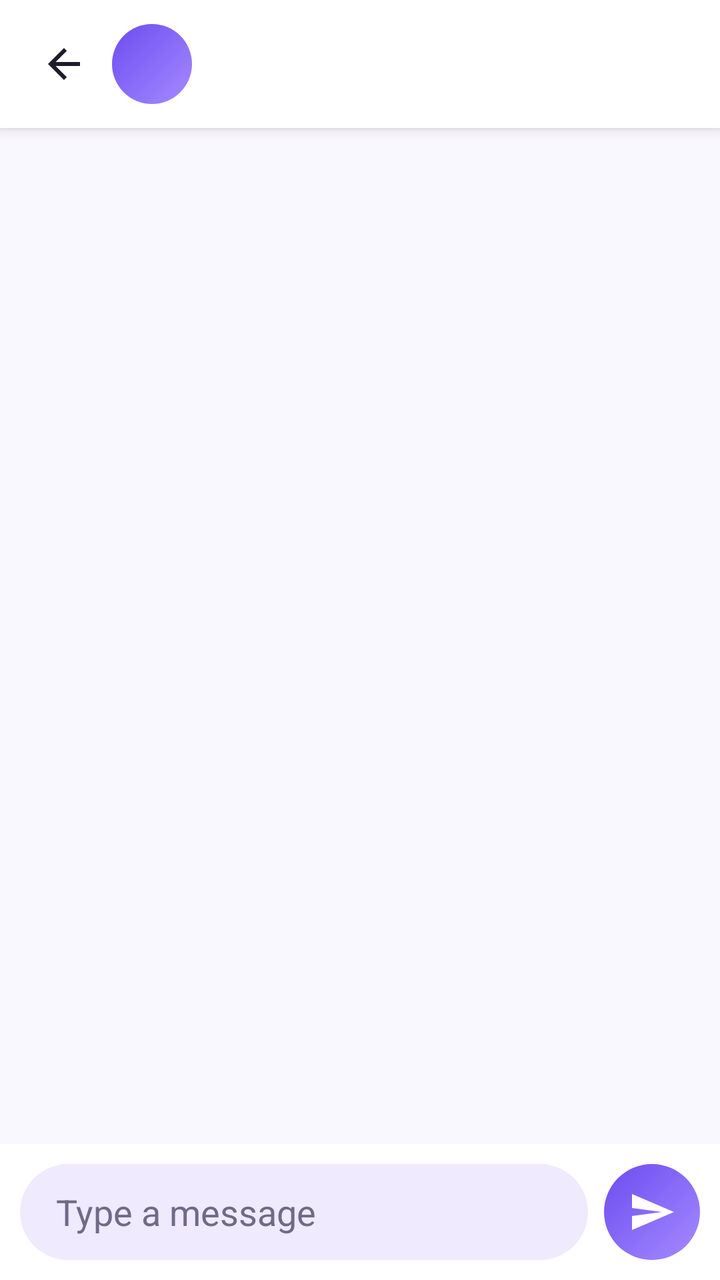
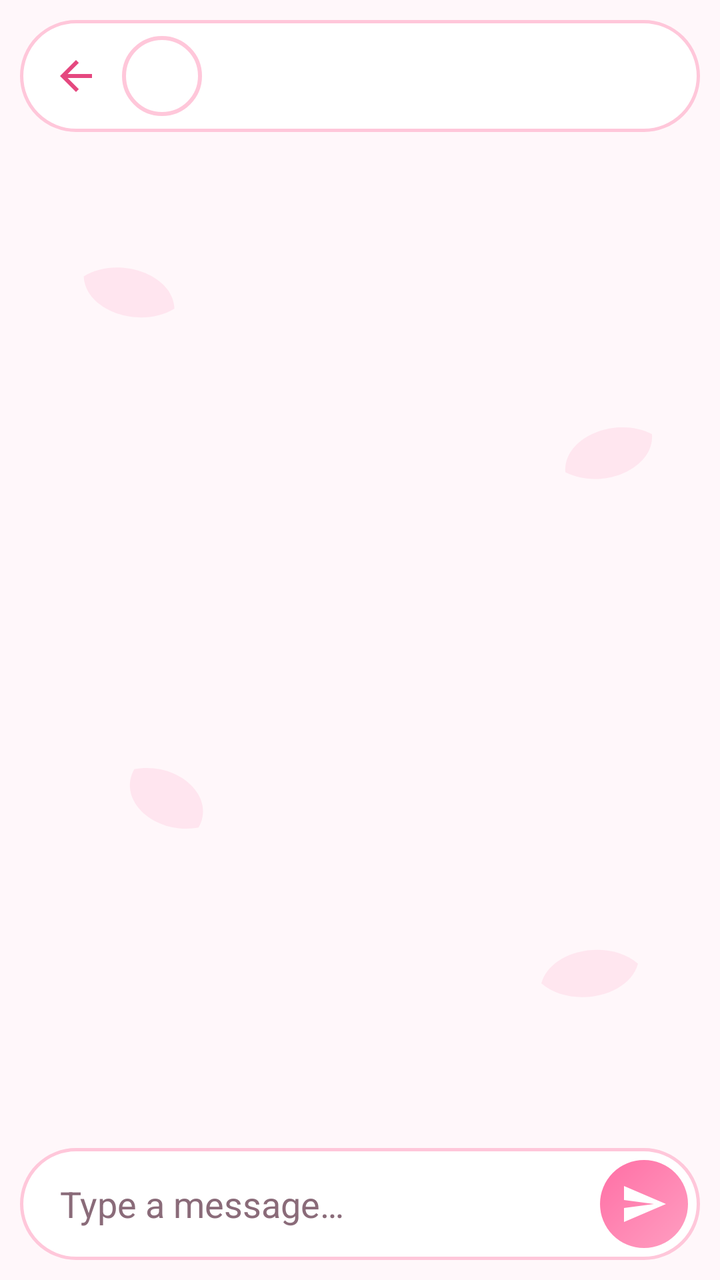

Compare the two renders of this Android layout. The source of the first and the diff that turns it into the second are given below.
<!-- AndroidManifest.xml: application theme Theme.PulseChat -->
<!-- res/layout/activity_chat.xml -->
<?xml version="1.0" encoding="utf-8"?>
<LinearLayout xmlns:android="http://schemas.android.com/apk/res/android"
    xmlns:app="http://schemas.android.com/apk/res-auto"
    android:layout_width="match_parent" android:layout_height="match_parent"
    android:orientation="vertical">

    <LinearLayout android:layout_width="match_parent" android:layout_height="64dp"
        android:background="@color/white" android:elevation="4dp"
        android:gravity="center_vertical" android:orientation="horizontal"
        android:paddingHorizontal="8dp">
        <ImageButton android:id="@+id/btnBack" android:layout_width="48dp"
            android:layout_height="48dp" android:background="?attr/selectableItemBackgroundBorderless"
            android:contentDescription="Back" android:src="@drawable/ic_back"
            app:tint="@color/text_primary" />
        <TextView android:id="@+id/tvAvatar" android:layout_width="40dp"
            android:layout_height="40dp" android:background="@drawable/bg_avatar"
            android:gravity="center" android:textColor="@color/white"
            android:textSize="16sp" android:textStyle="bold" />
        <TextView android:id="@+id/tvName" android:layout_width="0dp"
            android:layout_height="wrap_content" android:layout_weight="1"
            android:layout_marginStart="12dp" android:textColor="@color/text_primary"
            android:textSize="18sp" android:textStyle="bold" android:maxLines="1" />
    </LinearLayout>

    <TextView android:id="@+id/tvBanner" android:layout_width="match_parent"
        android:layout_height="wrap_content" android:background="@color/lavender_mid"
        android:gravity="center" android:padding="6dp" android:visibility="gone"
        android:text="You're offline. Messages will send when you reconnect."
        android:textColor="@color/text_primary" android:textSize="12sp" />

    <FrameLayout android:layout_width="match_parent" android:layout_height="0dp"
        android:layout_weight="1">
        <androidx.recyclerview.widget.RecyclerView android:id="@+id/rv"
            android:layout_width="match_parent" android:layout_height="match_parent"
            android:clipToPadding="false" android:paddingVertical="8dp" />
        <ProgressBar android:id="@+id/progress" android:layout_width="wrap_content"
            android:layout_height="wrap_content" android:layout_gravity="center" />
        <TextView android:id="@+id/tvEmpty" android:layout_width="wrap_content"
            android:layout_height="wrap_content" android:layout_gravity="center"
            android:gravity="center" android:padding="32dp" android:visibility="gone"
            android:text="No messages yet 👋\nSay hello!" android:textColor="@color/text_secondary"
            android:textSize="16sp" />
    </FrameLayout>

    <LinearLayout android:layout_width="match_parent" android:layout_height="wrap_content"
        android:background="@color/white" android:gravity="center_vertical"
        android:orientation="horizontal" android:padding="10dp">
        <EditText android:id="@+id/etMessage" android:layout_width="0dp"
            android:layout_height="wrap_content" android:layout_weight="1"
            android:background="@drawable/bg_input" android:hint="Type a message"
            android:inputType="textCapSentences|textMultiLine" android:maxLines="4"
            android:minHeight="48dp" android:paddingHorizontal="18dp"
            android:textColor="@color/text_primary" android:textColorHint="@color/text_secondary" />
        <ImageButton android:id="@+id/btnSend" android:layout_width="48dp"
            android:layout_height="48dp" android:layout_marginStart="8dp"
            android:background="@drawable/bg_avatar" android:contentDescription="Send"
            android:src="@drawable/ic_send" app:tint="@color/white" />
    </LinearLayout>
</LinearLayout>
<!-- resources referenced by this layout -->
<resources>
  <color name="lavender_mid">#D9CFFB</color>
  <color name="text_primary">#1F1B2E</color>
  <color name="text_secondary">#6F6A87</color>
  <color name="white">#FFFFFF</color>
  <!-- drawable bg_avatar (drawable) -->
  <shape xmlns:android="http://schemas.android.com/apk/res/android" android:shape="oval">
      <gradient android:angle="135" android:startColor="#A58BFF" android:endColor="#6C4CF1" />
  </shape>
  <!-- drawable bg_input (drawable) -->
  <shape xmlns:android="http://schemas.android.com/apk/res/android">
      <solid android:color="@color/lavender" />
      <corners android:radius="24dp" />
  </shape>
  <!-- drawable ic_back (drawable) -->
  <vector xmlns:android="http://schemas.android.com/apk/res/android"
      android:width="24dp" android:height="24dp" android:viewportWidth="24" android:viewportHeight="24"
      android:tint="?attr/colorControlNormal">
      <path android:fillColor="@android:color/white" android:pathData="M20,11H7.83l5.59,-5.59L12,4l-8,8 8,8 1.41,-1.41L7.83,13H20v-2z" />
  </vector>
  <!-- drawable ic_send (drawable) -->
  <vector xmlns:android="http://schemas.android.com/apk/res/android"
      android:width="24dp" android:height="24dp" android:viewportWidth="24" android:viewportHeight="24"
      android:tint="?attr/colorControlNormal">
      <path android:fillColor="@android:color/white" android:pathData="M2.01,21L23,12 2.01,3 2,10l15,2 -15,2z" />
  </vector>
  <style name="Theme.PulseChat" parent="Theme.Material3.Light.NoActionBar">
          <item name="colorPrimary">@color/violet</item>
          <item name="colorOnPrimary">@color/white</item>
          <item name="colorPrimaryContainer">@color/lavender</item>
          <item name="colorSurface">@color/white</item>
          <item name="android:windowBackground">@color/bg</item>
          <item name="android:statusBarColor">@color/bg</item>
          <item name="android:windowLightStatusBar">true</item>
      </style>
  <color name="lavender">#EFEAFE</color>
  <color name="violet">#6C4CF1</color>
  <color name="bg">#FAF8FF</color>
</resources>

<!-- the commit's change to res/layout/activity_chat.xml (unified diff, before → after) -->
@@ -1,24 +1,20 @@
 <?xml version="1.0" encoding="utf-8"?>
-<LinearLayout xmlns:android="http://schemas.android.com/apk/res/android"
-    xmlns:app="http://schemas.android.com/apk/res-auto"
+<LinearLayout xmlns:android="http://schemas.android.com/apk/res/android" xmlns:app="http://schemas.android.com/apk/res-auto"
     android:layout_width="match_parent" android:layout_height="match_parent"
     android:orientation="vertical">
 
-    <LinearLayout android:layout_width="match_parent" android:layout_height="64dp"
-        android:background="@color/white" android:elevation="4dp"
-        android:gravity="center_vertical" android:orientation="horizontal"
-        android:paddingHorizontal="8dp">
-        <ImageButton android:id="@+id/btnBack" android:layout_width="48dp"
-            android:layout_height="48dp" android:background="?attr/selectableItemBackgroundBorderless"
+    <LinearLayout android:layout_width="match_parent" android:layout_height="wrap_content"
+        android:layout_margin="10dp" android:background="@drawable/bg_header_pill"
+        android:gravity="center_vertical" android:orientation="horizontal" android:padding="6dp">
+        <ImageButton android:id="@+id/btnBack" android:layout_width="44dp"
+            android:layout_height="44dp" android:background="?attr/selectableItemBackgroundBorderless"
             android:contentDescription="Back" android:src="@drawable/ic_back"
-            app:tint="@color/text_primary" />
-        <TextView android:id="@+id/tvAvatar" android:layout_width="40dp"
-            android:layout_height="40dp" android:background="@drawable/bg_avatar"
-            android:gravity="center" android:textColor="@color/white"
-            android:textSize="16sp" android:textStyle="bold" />
+            android:tint="@color/violet_dark" />
+        <com.google.android.material.imageview.ShapeableImageView android:id="@+id/ivAvatar"
+            android:layout_width="42dp" android:layout_height="42dp" app:shapeAppearanceOverlay="@style/CircleImage" app:strokeColor="@color/lavender_mid" app:strokeWidth="2dp" android:scaleType="centerCrop" android:padding="2dp" />
         <TextView android:id="@+id/tvName" android:layout_width="0dp"
             android:layout_height="wrap_content" android:layout_weight="1"
-            android:layout_marginStart="12dp" android:textColor="@color/text_primary"
+            android:layout_marginStart="12dp" android:textColor="@color/violet_dark"
             android:textSize="18sp" android:textStyle="bold" android:maxLines="1" />
     </LinearLayout>
 
@@ -32,28 +28,29 @@
         android:layout_weight="1">
         <androidx.recyclerview.widget.RecyclerView android:id="@+id/rv"
             android:layout_width="match_parent" android:layout_height="match_parent"
+            android:background="@drawable/bg_petals"
             android:clipToPadding="false" android:paddingVertical="8dp" />
         <ProgressBar android:id="@+id/progress" android:layout_width="wrap_content"
             android:layout_height="wrap_content" android:layout_gravity="center" />
         <TextView android:id="@+id/tvEmpty" android:layout_width="wrap_content"
             android:layout_height="wrap_content" android:layout_gravity="center"
             android:gravity="center" android:padding="32dp" android:visibility="gone"
-            android:text="No messages yet 👋\nSay hello!" android:textColor="@color/text_secondary"
+            android:text="🌸\nNo messages yet\nSay hello!" android:textColor="@color/text_secondary"
             android:textSize="16sp" />
     </FrameLayout>
 
     <LinearLayout android:layout_width="match_parent" android:layout_height="wrap_content"
-        android:background="@color/white" android:gravity="center_vertical"
-        android:orientation="horizontal" android:padding="10dp">
+        android:layout_margin="10dp" android:background="@drawable/bg_header_pill"
+        android:gravity="center_vertical" android:orientation="horizontal" android:padding="6dp">
         <EditText android:id="@+id/etMessage" android:layout_width="0dp"
             android:layout_height="wrap_content" android:layout_weight="1"
-            android:background="@drawable/bg_input" android:hint="Type a message"
+            android:background="@android:color/transparent" android:hint="Type a message…"
             android:inputType="textCapSentences|textMultiLine" android:maxLines="4"
-            android:minHeight="48dp" android:paddingHorizontal="18dp"
+            android:minHeight="44dp" android:paddingHorizontal="14dp"
             android:textColor="@color/text_primary" android:textColorHint="@color/text_secondary" />
-        <ImageButton android:id="@+id/btnSend" android:layout_width="48dp"
-            android:layout_height="48dp" android:layout_marginStart="8dp"
+        <ImageButton android:id="@+id/btnSend" android:layout_width="44dp"
+            android:layout_height="44dp" android:layout_marginStart="6dp"
             android:background="@drawable/bg_avatar" android:contentDescription="Send"
-            android:src="@drawable/ic_send" app:tint="@color/white" />
+            android:src="@drawable/ic_send" android:tint="@color/white" />
     </LinearLayout>
 </LinearLayout>
<!-- resource entries referenced after the edit -->
@@ -1,30 +1,51 @@
 <!-- resources referenced by this layout -->
 <resources>
-  <color name="lavender_mid">#D9CFFB</color>
-  <color name="text_primary">#1F1B2E</color>
-  <color name="text_secondary">#6F6A87</color>
+  <color name="lavender_mid">#FFC7DA</color>
+  <color name="text_primary">#3A2430</color>
+  <color name="text_secondary">#8A6B79</color>
+  <color name="violet_dark">#E5487F</color>
   <color name="white">#FFFFFF</color>
   <!-- drawable bg_avatar (drawable) -->
   <shape xmlns:android="http://schemas.android.com/apk/res/android" android:shape="oval">
-      <gradient android:angle="135" android:startColor="#A58BFF" android:endColor="#6C4CF1" />
+      <gradient android:angle="135" android:startColor="#FF9EC1" android:endColor="#FF6FA5" />
   </shape>
-  <!-- drawable bg_input (drawable) -->
+  <!-- drawable bg_header_pill (drawable) -->
   <shape xmlns:android="http://schemas.android.com/apk/res/android">
-      <solid android:color="@color/lavender" />
-      <corners android:radius="24dp" />
+      <solid android:color="#FFFFFF" />
+      <stroke android:width="1.5dp" android:color="@color/lavender_mid" />
+      <corners android:radius="28dp" />
   </shape>
+  <!-- drawable bg_petals (drawable) -->
+  <vector xmlns:android="http://schemas.android.com/apk/res/android"
+      android:width="360dp" android:height="640dp"
+      android:viewportWidth="360" android:viewportHeight="640">
+      <group android:rotation="25" android:pivotX="60" android:pivotY="90">
+          <path android:fillColor="#33FF9EC1" android:pathData="M40,90 C50,70 80,70 90,90 C80,110 50,110 40,90z" />
+      </group>
+      <group android:rotation="-30" android:pivotX="300" android:pivotY="200">
+          <path android:fillColor="#40FFB3CF" android:pathData="M280,200 C290,180 320,180 330,200 C320,220 290,220 280,200z" />
+      </group>
+      <group android:rotation="50" android:pivotX="80" android:pivotY="420">
+          <path android:fillColor="#33FF9EC1" android:pathData="M60,420 C70,400 100,400 110,420 C100,440 70,440 60,420z" />
+      </group>
+      <group android:rotation="-15" android:pivotX="290" android:pivotY="540">
+          <path android:fillColor="#40FFB3CF" android:pathData="M270,540 C280,520 310,520 320,540 C310,560 280,560 270,540z" />
+      </group>
+  </vector>
   <!-- drawable ic_back (drawable) -->
   <vector xmlns:android="http://schemas.android.com/apk/res/android"
-      android:width="24dp" android:height="24dp" android:viewportWidth="24" android:viewportHeight="24"
-      android:tint="?attr/colorControlNormal">
-      <path android:fillColor="@android:color/white" android:pathData="M20,11H7.83l5.59,-5.59L12,4l-8,8 8,8 1.41,-1.41L7.83,13H20v-2z" />
+      android:width="24dp" android:height="24dp" android:viewportWidth="24" android:viewportHeight="24">
+      <path android:fillColor="#FFFFFFFF" android:pathData="M20,11H7.83l5.59,-5.59L12,4l-8,8 8,8 1.41,-1.41L7.83,13H20v-2z" />
   </vector>
   <!-- drawable ic_send (drawable) -->
   <vector xmlns:android="http://schemas.android.com/apk/res/android"
-      android:width="24dp" android:height="24dp" android:viewportWidth="24" android:viewportHeight="24"
-      android:tint="?attr/colorControlNormal">
-      <path android:fillColor="@android:color/white" android:pathData="M2.01,21L23,12 2.01,3 2,10l15,2 -15,2z" />
+      android:width="24dp" android:height="24dp" android:viewportWidth="24" android:viewportHeight="24">
+      <path android:fillColor="#FFFFFFFF" android:pathData="M2.01,21L23,12 2.01,3 2,10l15,2 -15,2z" />
   </vector>
+  <style name="CircleImage">
+          <item name="cornerFamily">rounded</item>
+          <item name="cornerSize">50%</item>
+      </style>
   <style name="Theme.PulseChat" parent="Theme.Material3.Light.NoActionBar">
           <item name="colorPrimary">@color/violet</item>
           <item name="colorOnPrimary">@color/white</item>
@@ -33,9 +54,20 @@
           <item name="android:windowBackground">@color/bg</item>
           <item name="android:statusBarColor">@color/bg</item>
           <item name="android:windowLightStatusBar">true</item>
+          <item name="bottomNavigationStyle">@style/Widget.Sakura.BottomNav</item>
       </style>
-  <color name="lavender">#EFEAFE</color>
-  <color name="violet">#6C4CF1</color>
-  <color name="bg">#FAF8FF</color>
+  <color name="lavender">#FFE6EF</color>
+  <color name="violet">#FF6FA5</color>
+  <color name="bg">#FFF7FA</color>
+  <style name="Widget.Sakura.BottomNav" parent="Widget.Material3.BottomNavigationView">
+          <item name="android:background">@color/white</item>
+          <item name="itemIconTint">@color/nav_item</item>
+          <item name="itemTextColor">@color/nav_item</item>
+          <item name="itemActiveIndicatorStyle">@style/Sakura.NavIndicator</item>
+          <item name="elevation">10dp</item>
+      </style>
+  <style name="Sakura.NavIndicator" parent="Widget.Material3.BottomNavigationView.ActiveIndicator">
+          <item name="android:color">@color/lavender_mid</item>
+      </style>
 </resources>
 
